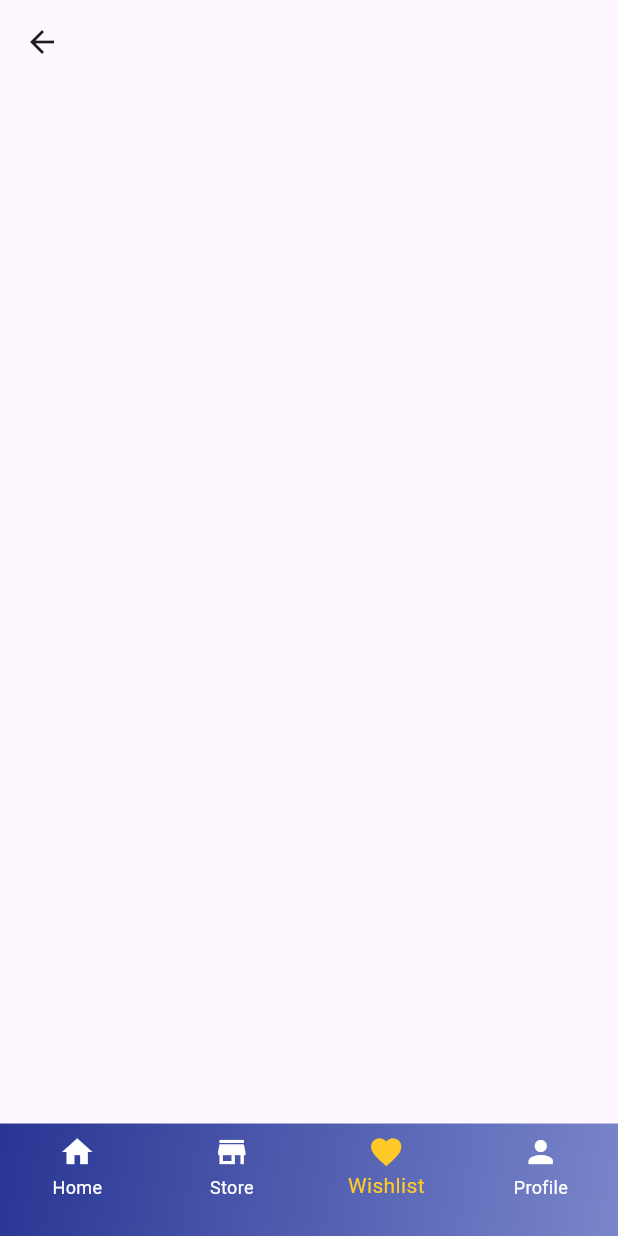
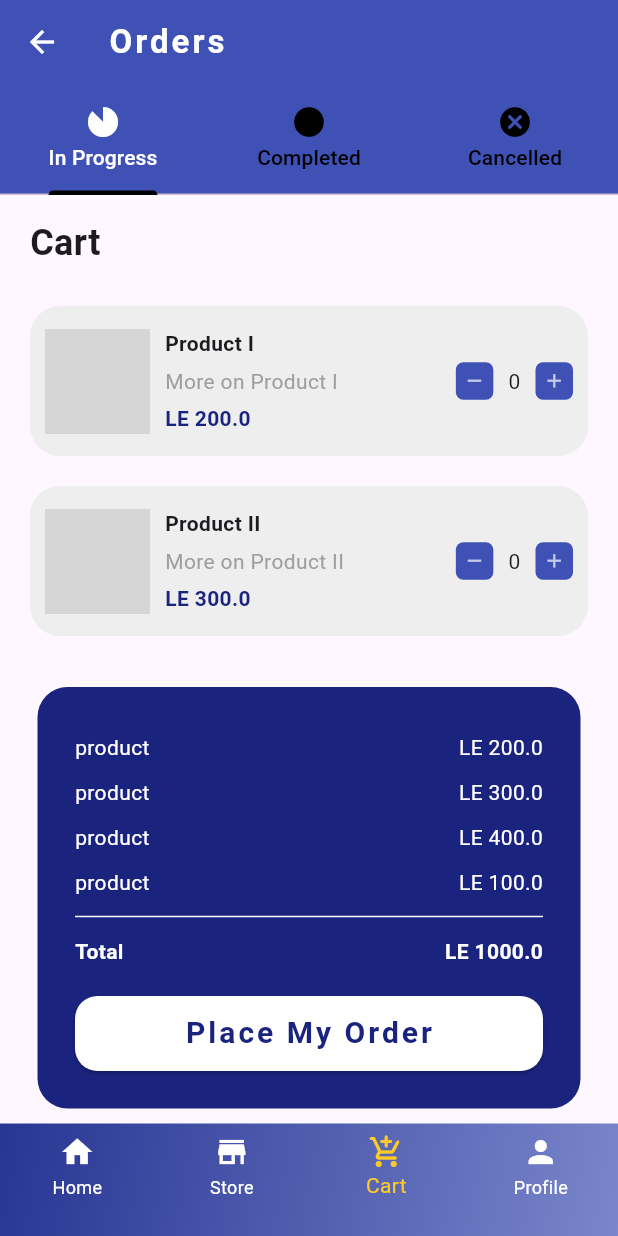
Before and after one commit to mmfa-glitch/NTI_tasks_flutter, a Flutter app: the StoreHome screen opened directly, item 3 of the bottom bar chosen, on a phone screen of 412 x 824 dp. Run offline on Flutter 3.47's test engine with Material 3 defaults, Android fonts, the phone set to English and light mode, and no system bars; grey boxes are pictures that could not be loaded.

Commit message:
Task VI: Store Home Screen and Orders Screen

```diff
--- a/lib/AlMasar_Demo/SignInUpMainScreen.dart
+++ b/lib/AlMasar_Demo/SignInUpMainScreen.dart
@@ -15,12 +15,12 @@ class Signinupmainscreen extends StatelessWidget
       body: Stack(
         children: [
           Positioned(
-            child: Image.asset('Assets/Images/Bg2.png', fit: BoxFit.cover, width: double.infinity,),
+            child: Image.asset('Assets/Images/Bg2.png', fit: BoxFit.cover, height: screenSize.height*0.7, width:screenSize.width,),
           ),
           Column(
             children: [
               const SizedBox(height: 40,),
-              Center(child: Image.asset('Assets/Images/logo.png', fit: BoxFit.cover, width: screenSize.width * 0.8,),),
+              Center(child: Image.asset('Assets/Images/logo.png', fit: BoxFit.cover, height: screenSize.height*0.2, width: screenSize.width * 0.8,),),
               const SizedBox(height: 40,),
 
               Expanded(
@@ -31,6 +31,7 @@ class Signinupmainscreen extends StatelessWidget
                       width:  screenSize.width,
                       padding: EdgeInsets.all(30),
                       decoration: BoxDecoration(color: Colors.red[400], borderRadius: BorderRadius.vertical(top: Radius.circular(30))),
+                      child: SingleChildScrollView(
                         child: Column(children: [
                             const SizedBox(height: 20,),
                             acwv.ArabicText('أهلاً بك في مؤسسة المسار \n للفئات الخاصة'),
@@ -39,6 +40,7 @@ class Signinupmainscreen extends StatelessWidget
                             const SizedBox(height: 20,),
                             acwv.CustomisedArabicElevatedButtonContext('إنشاء حساب', context, SignupScreen(), buttonColour: Colors.white70, textColour: Colors.deepOrange[800]!),
                           ],),
+                      ),
 
                       ),
                 ),
--- a/lib/AlMasar_Demo/SignUpScreen.dart
+++ b/lib/AlMasar_Demo/SignUpScreen.dart
@@ -13,12 +13,12 @@ class SignupScreen extends StatelessWidget
       body: Stack(
         children: [
           Positioned(
-            child: Image.asset('Assets/Images/Bg2.png', fit: BoxFit.cover, width: double.infinity,),
+            child: Image.asset('Assets/Images/Bg2.png', fit: BoxFit.cover, height: screenSize.height*0.7, width:screenSize.width,),
           ),
           Column(
             children: [
               const SizedBox(height: 40,),
-              Center(child: Image.asset('Assets/Images/logo.png', fit: BoxFit.cover, width: screenSize.width * 0.8,),),
+              Center(child: Image.asset('Assets/Images/logo.png', fit: BoxFit.cover, height: screenSize.height*0.2, width: screenSize.width * 0.8,),),
               const SizedBox(height: 10,),
 
               Expanded(
@@ -29,6 +29,7 @@ class SignupScreen extends StatelessWidget
                     width:  screenSize.width,
                     padding: EdgeInsets.all(30),
                     decoration: BoxDecoration(color: Colors.red[400], borderRadius: BorderRadius.vertical(top: Radius.circular(30))),
+                    child: SingleChildScrollView(
                       child: Column(
                         spacing: 10,
                         children: [
@@ -57,6 +58,7 @@ class SignupScreen extends StatelessWidget
                             acwv.ArabicText('لديك حساب؟', wordSize: 12, textColour: Colors.black),
                           ],),
                       ],),
+                    ),
 
                   ),
                 ),
--- a/lib/AlMasar_Demo/SigninScreen.dart
+++ b/lib/AlMasar_Demo/SigninScreen.dart
@@ -14,12 +14,12 @@ class SigninScreen extends StatelessWidget
       body: Stack(
         children: [
           Positioned(
-            child: Image.asset('Assets/Images/Bg2.png', fit: BoxFit.cover, width: double.infinity,),
+            child: Image.asset('Assets/Images/Bg2.png', fit: BoxFit.cover, height: screenSize.height*0.7, width:screenSize.width,),
           ),
           Column(
             children: [
               const SizedBox(height: 40,),
-              Center(child: Image.asset('Assets/Images/logo.png', fit: BoxFit.cover, width: screenSize.width * 0.8,),),
+              Center(child: Image.asset('Assets/Images/logo.png', fit: BoxFit.cover, height: screenSize.height*0.2, width: screenSize.width * 0.8,),),
               const SizedBox(height: 10,),
 
               Expanded(
@@ -30,6 +30,7 @@ class SigninScreen extends StatelessWidget
                     width:  screenSize.width,
                     padding: EdgeInsets.all(30),
                     decoration: BoxDecoration(color: Colors.red[400], borderRadius: BorderRadius.vertical(top: Radius.circular(30))),
+                    child: SingleChildScrollView(
                       child: Column(children: [
                         const SizedBox(height: 10,),
                         acwv.ArabicText('أهلاً بك، نحن سعداء بعودتك \n من فضلك قم بتسجيل الدخول'),
@@ -53,6 +54,7 @@ class SigninScreen extends StatelessWidget
                           acwv.ArabicText('ليس لديك حساب؟', wordSize: 12, textColour: Colors.black),
                         ],),
                       ],),
+                    ),
 
                   ),
                 ),
--- a/lib/GTasks/EmptyScreen.dart
+++ b/lib/GTasks/EmptyScreen.dart
@@ -1,4 +1,6 @@
 import 'package:flutter/material.dart';
+import 'package:flutter_review/OrdersAndStoreHomeScreen/OrderItem.dart';
+import 'package:flutter_review/OrdersAndStoreHomeScreen/SubTotalOrder.dart';
 
 class Emptyscreen extends StatelessWidget{
 
@@ -6,6 +8,9 @@ class Emptyscreen extends StatelessWidget{
   Widget build(BuildContext context) {
     return Scaffold(
       appBar: AppBar(),
+      body: Container(
+
+      ),
     );
   }
 }
--- a/lib/GTasks/StoreHome.dart
+++ b/lib/GTasks/StoreHome.dart
@@ -8,6 +8,8 @@ import 'package:flutter_review/GTasks/EmptyScreen.dart';
 import 'package:flutter_review/GTasks/StoreHomeScreen.dart';
 import 'package:flutter_review/GTasks/PersonalProfile.dart';
 import 'package:flutter_review/InSessionTasks/UserProfile.dart';
+import 'package:flutter_review/OrdersAndStoreHomeScreen/OrdersScreen.dart';
+
 class StoreHome extends StatefulWidget {
   @override
   StoreHomeScreenState createState() => StoreHomeScreenState();
@@ -18,7 +20,7 @@ class StoreHomeScreenState extends State<StoreHome> {
   final List<Widget> pages = [
     Storehomescreen(),
     Emptyscreen(),
-    Emptyscreen(),
+    Ordersscreen(),
     Personalprofile(),
   ];
   @override
@@ -52,7 +54,7 @@ class StoreHomeScreenState extends State<StoreHome> {
           items: const [
             BottomNavigationBarItem(icon: Icon(Icons.home), label: "Home"),
             BottomNavigationBarItem(icon: Icon(Icons.store), label: "Store"),
-            BottomNavigationBarItem(icon: Icon(Icons.favorite), label: "Wishlist"),
+            BottomNavigationBarItem(icon: Icon(Icons.add_shopping_cart_rounded), label: "Cart"),
             BottomNavigationBarItem(icon: Icon(Icons.person), label: "Profile"),
           ],
         ),]
--- a/lib/InSessionTasks/WidgetsFile/App_CustomisedWidgets_V.dart
+++ b/lib/InSessionTasks/WidgetsFile/App_CustomisedWidgets_V.dart
@@ -192,4 +192,17 @@ class AppCustomisedwidgetsV {
     ScaffoldMessenger.of(context).showSnackBar(SnackBar(content: Text(msg)));
   }
 
+  ////SubTotalText
+  Widget SubTotalOrderRowText({String label='', double totalValue=0, bool isBold=false}){
+    return Padding(
+      padding: EdgeInsetsGeometry.symmetric(vertical: 5),
+      child: Row(
+        mainAxisAlignment: MainAxisAlignment.spaceBetween,
+        children: [
+          Text(label, style: TextStyle(color: Colors.white, fontWeight: isBold ? FontWeight.bold : FontWeight.normal),),
+          Text('LE $totalValue', style: TextStyle(color: Colors.white, fontWeight: isBold ? FontWeight.bold : FontWeight.normal),),
+        ],
+      ),
+    );
+  }
 }
--- /dev/null
+++ b/lib/OrdersAndStoreHomeScreen/InProgressProductsScreen.dart
@@ -0,0 +1,43 @@
+import 'package:flutter/material.dart';
+import 'package:flutter_review/OrdersAndStoreHomeScreen/OrderItem.dart';
+import 'package:flutter_review/OrdersAndStoreHomeScreen/SubTotalOrder.dart';
+
+class Inprogressproductsscreen extends StatelessWidget
+{
+  Inprogressproductsscreen({super.key});
+
+  @override
+  Widget build(BuildContext context) {
+
+    return Scaffold(
+      body: SafeArea(
+        child: Column(
+            children: [
+              SizedBox(height: 15,),
+              Padding(
+                padding: EdgeInsetsGeometry.symmetric(horizontal: 20,),
+                child: Align(
+                  alignment: Alignment.centerLeft,
+                  child: Text('Cart', style: TextStyle(fontSize: 24, fontWeight: FontWeight.bold,),),
+                ),
+              ),
+              SizedBox(height: 15,),
+              Expanded(
+                child: ListView(
+                  children: [
+                    Orderitem('Product I', 'More on Product I', 200),
+                    Orderitem('Product II', 'More on Product II', 300),
+                    Orderitem('Product III', 'More on Product III', 400),
+                    Orderitem('Product IV', 'More on Product IV', 100),
+                  ],
+                ),
+              ),
+              SizedBox(height: 15,),
+              Subtotalorder(),
+            ],
+          ),
+
+      ),
+    );
+  }
+}
--- /dev/null
+++ b/lib/OrdersAndStoreHomeScreen/OrderItem.dart
@@ -0,0 +1,102 @@
+import 'package:flutter/material.dart';
+
+class Orderitem extends StatefulWidget
+{
+  Orderitem(this.productName, this.moreOnProduct, this.itemPrice, {super.key});
+  String productName = 'NA';
+  String moreOnProduct = 'NA';
+  double itemPrice = 0;
+
+  @override
+  State<Orderitem> createState() => OrderitemState();
+}
+class OrderitemState extends State<Orderitem>
+{
+  //////////////////////////////////////////
+  int itemCount = 0;
+  void ItemCount(bool isIncrement)
+  {
+    if(isIncrement)
+    {
+      setState(() {
+        itemCount++;
+      });
+    } else {
+      setState(() {
+        itemCount--;
+        if(itemCount < 0) itemCount =0;
+      });
+    }
+  }
+  ////////////////////////////////////////
+  @override
+  Widget build(BuildContext context) {
+
+    return Container(
+      height: 100,
+      margin: EdgeInsetsGeometry.symmetric(horizontal: 20, vertical: 10),
+      padding: EdgeInsets.all(10),
+      decoration: BoxDecoration(
+        color: Colors.grey[200],
+        borderRadius: BorderRadius.circular(20),
+      ),
+      child: Row(
+        children: [
+          //1
+          ClipRRect(
+            borderRadius: BorderRadius.circular(10),
+            child: Image.asset('Assets/Images/aa.png', fit: BoxFit.cover, width: 70, height: 70,),
+          ),
+          const SizedBox(width: 10,),
+          //2
+          Expanded(
+              child: Column(
+                crossAxisAlignment: CrossAxisAlignment.start,
+                children: [
+                  SizedBox(height: 5,),
+                  Text(widget.productName, style: TextStyle(fontWeight: FontWeight.bold,),),
+                  SizedBox(height: 5,),
+                  Text(widget.moreOnProduct, style: TextStyle(color: Colors.grey, fontWeight: FontWeight.normal,),),
+                  SizedBox(height: 5,),
+                  Text('LE ${widget.itemPrice}', style: TextStyle(color: Colors.indigo[900], fontWeight: FontWeight.bold,),),
+                ],
+              ),
+          ),
+          //3
+          Row(
+            children: [
+              GestureDetector(
+                onTap: () { ItemCount(false);},
+                child: Container(
+                  padding: EdgeInsets.all(5),
+                  decoration: BoxDecoration(
+                    borderRadius: BorderRadius.circular(5),
+                    color: Colors.indigo[500],
+                  ),
+                  child: Icon(Icons.remove, color: Colors.white70, size: 15,),
+                ),
+              ),
+
+              Padding(
+                padding: EdgeInsetsGeometry.symmetric(horizontal: 10),
+                child: Text(itemCount.toString(), style: TextStyle(fontSize: 14),),
+              ),
+
+              GestureDetector(
+                onTap: () { ItemCount(true);},
+                child: Container(
+                  padding: EdgeInsets.all(5),
+                  decoration: BoxDecoration(
+                    borderRadius: BorderRadius.circular(5),
+                    color: Colors.indigo[500],
+                  ),
+                  child: Icon(Icons.add, color: Colors.white70, size: 15,),
+                ),
+              ),
+            ],
+          ),
+        ],
+      ),
+    );
+  }
+}
--- /dev/null
+++ b/lib/OrdersAndStoreHomeScreen/OrdersScreen.dart
@@ -0,0 +1,36 @@
+import 'package:flutter/material.dart';
+import 'package:flutter_review/GTasks/EmptyScreen.dart';
+import 'package:flutter_review/OrdersAndStoreHomeScreen/InProgressProductsScreen.dart';
+class Ordersscreen extends StatelessWidget
+{
+  Ordersscreen({super.key});
+
+  @override
+  Widget build(BuildContext context) {
+
+    return DefaultTabController(
+      length: 3,
+      child:Scaffold(
+        appBar: AppBar(
+          backgroundColor: Colors.indigo[500],
+          foregroundColor: Colors.white,
+          title: Text('Orders', style: TextStyle(fontWeight: FontWeight.bold, letterSpacing: 2,),),
+          bottom: TabBar(tabs: [
+            Tab(text: 'In Progress', icon: Icon(Icons.incomplete_circle_rounded),),
+            Tab(text: 'Completed',icon: Icon(Icons.circle),),
+            Tab(text: 'Cancelled',icon: Icon(Icons.cancel_rounded),),
+          ],
+            indicatorColor: Colors.black,
+            labelColor: Colors.white,
+            unselectedLabelColor: Colors.black,
+          ),
+        ),
+        body: TabBarView(children: [
+          Inprogressproductsscreen(),
+          Emptyscreen(),
+          Emptyscreen(),
+        ]),
+      ),
+    );
+  }
+}
--- /dev/null
+++ b/lib/OrdersAndStoreHomeScreen/SubTotalOrder.dart
@@ -0,0 +1,55 @@
+import 'package:flutter/material.dart';
+import 'package:flutter_review/InSessionTasks/WidgetsFile/App_CustomisedWidgets_V.dart';
+class Subtotalorder extends StatelessWidget
+{
+  Subtotalorder({super.key});
+  AppCustomisedwidgetsV acwv = new AppCustomisedwidgetsV();
+
+  @override
+  Widget build(BuildContext context) {
+
+    return Container(
+      padding: EdgeInsets.all(25),
+      margin: EdgeInsets.symmetric(horizontal: 25, vertical: 10),
+      decoration: BoxDecoration(
+        color: Colors.indigo[900],
+        borderRadius: BorderRadius.all(Radius.circular(20),),
+      ),
+      child: SingleChildScrollView(
+          child: Column(
+            crossAxisAlignment: CrossAxisAlignment.start,
+            children: [
+              acwv.SubTotalOrderRowText(label: 'product', totalValue: 200, ),
+              acwv.SubTotalOrderRowText(label: 'product', totalValue: 300, ),
+              acwv.SubTotalOrderRowText(label: 'product', totalValue: 400, ),
+              acwv.SubTotalOrderRowText(label: 'product', totalValue: 100, ),
+
+              Divider(color: Colors.white,),
+              acwv.SubTotalOrderRowText(label: 'Total', totalValue: 200*5, isBold: true),
+
+              SizedBox(height: 15,),
+              SizedBox(
+                width: double.infinity,
+                height: 50,
+                child: ElevatedButton(
+                  onPressed: (){},
+                  style: ElevatedButton.styleFrom(
+                    backgroundColor: Colors.white,
+                    foregroundColor: Colors.indigo[900],
+                    shape: RoundedRectangleBorder(
+                      borderRadius: BorderRadiusGeometry.circular(15),
+                    ),
+                  ),
+                  child: Text('Place My Order', style: TextStyle(fontSize: 20, fontWeight: FontWeight.bold, letterSpacing: 2),),
+                ),
+              ),
+
+            ],
+          ),
+      ),
+    );
+
+  }
+
+
+}
--- a/lib/main.dart
+++ b/lib/main.dart
@@ -1,5 +1,6 @@
 import 'package:flutter/material.dart';
 import 'package:flutter_review/AlMasar_Demo/OnboardingscreenNextStep.dart';
+import 'package:flutter_review/GTasks/EmptyScreen.dart';
 import 'widget_screens.dart' as ws;
 import 'package:flutter_review/GTasks/MainMenu.dart';
 import 'package:flutter_review/GTasks/StoreHome.dart';
@@ -7,6 +8,9 @@ import 'package:flutter_review/InSessionTasks/UserProfile.dart';
 import 'package:flutter_review/GTasks/PersonalProfile.dart';
 import 'package:flutter_review/AlMasar_Demo/OnboardingscreenNextStep.dart';
 import 'package:flutter_review/AlMasar_Demo/Onboardingscreen.dart';
+import 'package:flutter_review/OrdersAndStoreHomeScreen/OrdersScreen.dart';
+import 'package:flutter_review/OrdersAndStoreHomeScreen/InProgressProductsScreen.dart';
+
 void main() {
   runApp(const MyApp());
 }
@@ -21,7 +25,18 @@ class MyApp extends StatelessWidget {
       theme: ThemeData(
         colorScheme: .fromSeed(seedColor: Colors.deepPurple),
       ),
-      home: Onboardingscreen() //Userprofile() //Personalprofile() // StoreHome()//StoreHomeScreen(), //MainMenu()// MyHomePage(title: 'Whatever!!!'),
+      home: StoreHome(),
+
+      //To check the following tasks, just replace home: value with one of the following.
+      //StoreHome(), //Task I
+      //Personalprofile(), //Task II
+      //Ordersscreen(), //Task IV
+      //P.s: all of the above are considered as part of a final app, so that one can navigate through all of them if (home: StoreHome(),)
+
+      //The following one is Task III which is related to AlMasar Application.
+      //Onboardingscreen(), //Task III
+
+
     );
   }
 }
```
Also changed, not shown: ScreensExamples_Images/Part_of_TaskIII_OrdersScreen.jpg (added), ScreensExamples_Images/Part_of_TaskIStoreHomeScreen.PNG (added). Lines whose indentation alone changed are shown as unchanged.
